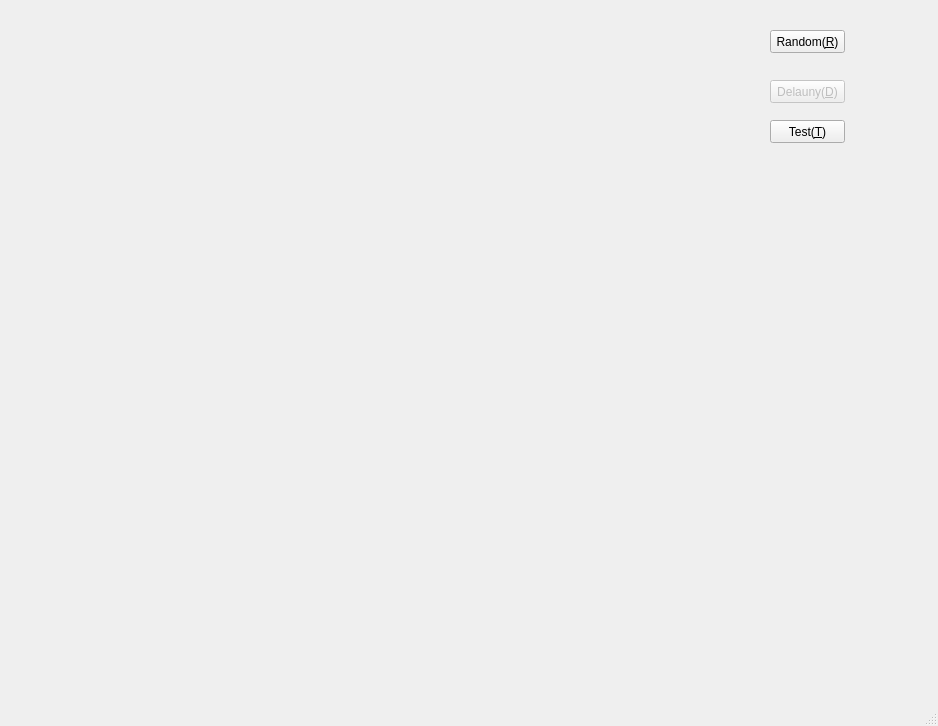
Qt form mainwindow.ui (gaowm001/delaunay) before a commit.
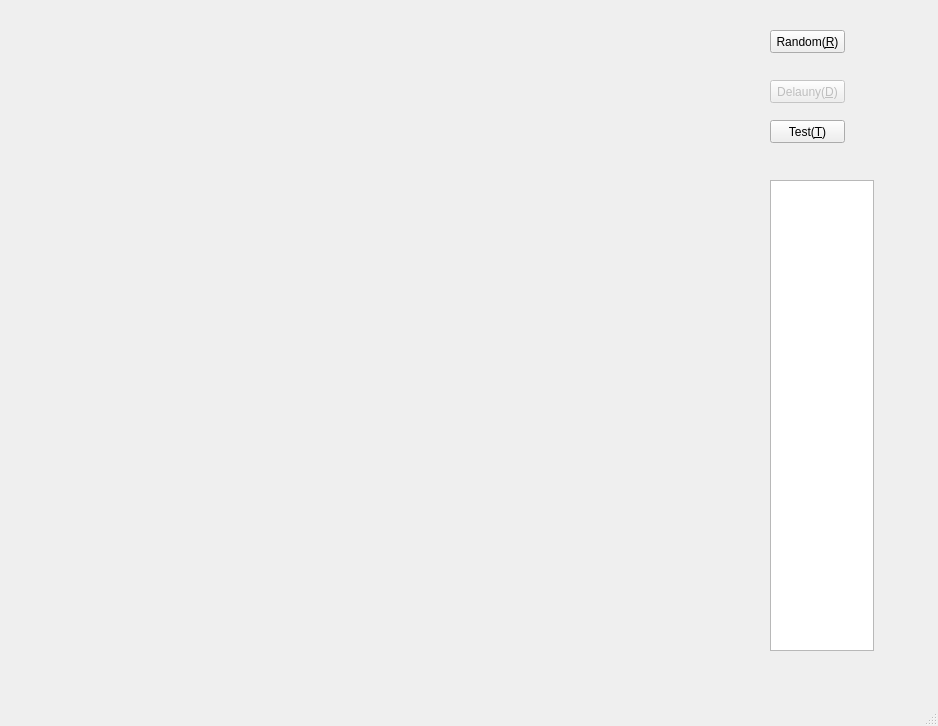
The same form after that commit.

```diff
--- a/mainwindow.ui
+++ b/mainwindow.ui
@@ -84,6 +84,16 @@
      <string>Ctrl+T</string>
     </property>
    </widget>
+   <widget class="QTextEdit" name="textEdit">
+    <property name="geometry">
+     <rect>
+      <x>770</x>
+      <y>180</y>
+      <width>104</width>
+      <height>471</height>
+     </rect>
+    </property>
+   </widget>
   </widget>
   <widget class="QMenuBar" name="menubar">
    <property name="geometry">
```
